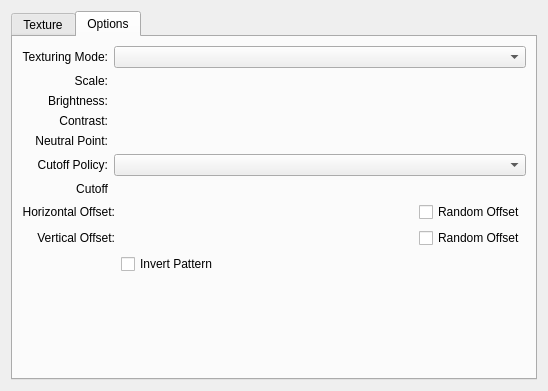
Before: the Qt Designer form plugins/paintops/libpaintop/forms/wdgtexturechooser.ui in KDE/krita, drawn with Qt 5.
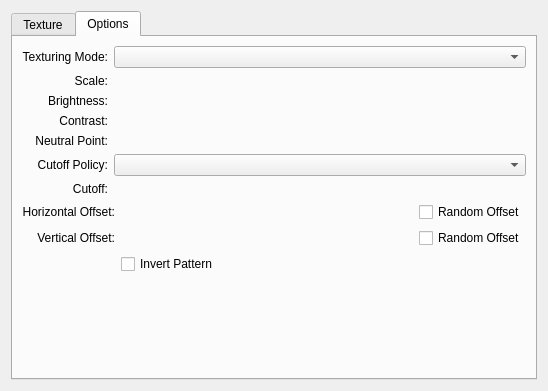
After: the same form once the commit is applied. The open tabs and pages were chosen to show the change. Custom widgets are drawn as their Qt base class.

Commit message: Disambiguated Cutoff and added a missing colon

Patch:
```diff
--- a/plugins/paintops/libpaintop/forms/wdgtexturechooser.ui
+++ b/plugins/paintops/libpaintop/forms/wdgtexturechooser.ui
@@ -176,7 +176,7 @@
               </sizepolicy>
              </property>
              <property name="text">
-              <string>Cutoff</string>
+              <string comment="Texture lightness range cutoff range slider">Cutoff:</string>
              </property>
              <property name="alignment">
               <set>Qt::AlignRight|Qt::AlignTrailing|Qt::AlignVCenter</set>
```
